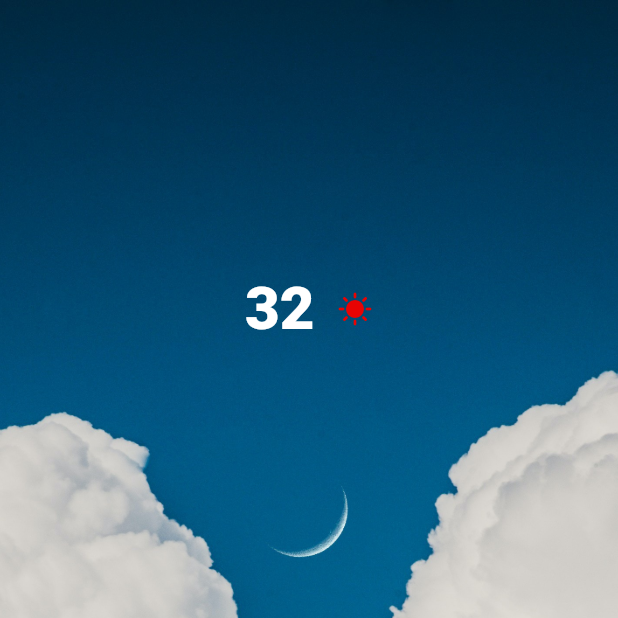
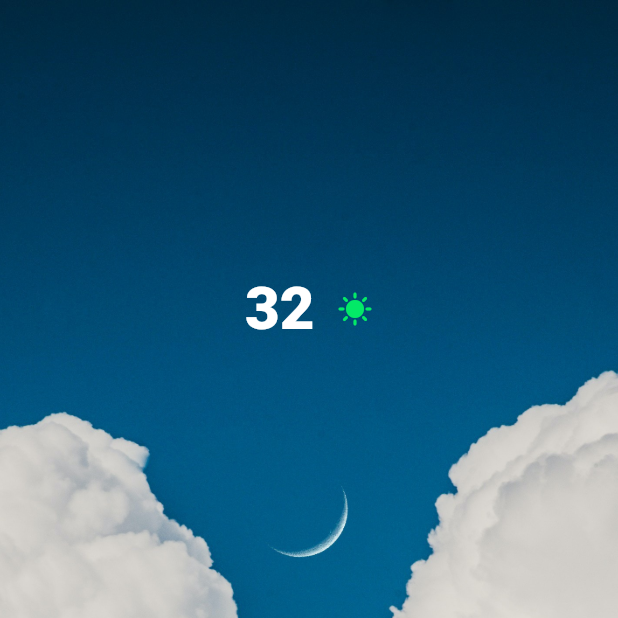
Before and after one commit to MianKawish/Weather-System, a Flutter app: the LoadingScreen screen opened directly, on a phone screen of 412 x 824 dp, the top half of it. Run offline on Flutter 3.47's test engine with Material 2 defaults, Android fonts, the phone set to English and light mode, and no system bars; our stand-ins replace flutter_spinkit, geolocator.

Commit message:
Another Try

```diff
--- a/lib/main.dart
+++ b/lib/main.dart
@@ -88,7 +88,7 @@ class _LoadingScreenState extends State<LoadingScreen> {
                     ),
                     Icon(
                       Icons.sunny,
-                      color: Color.fromARGB(255, 233, 3, 3),
+                      color: Color.fromARGB(255, 3, 233, 103),
                     )
                   ],
                 ),
```
